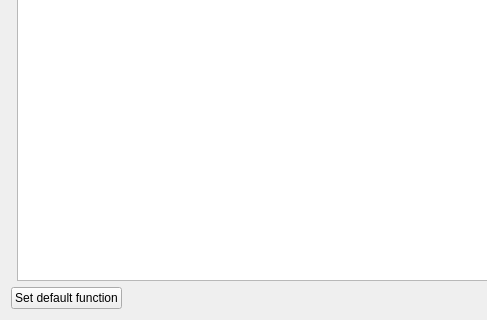
Qt form SIM-VICUS/src/SVNetworkSimultaneityDialog.ui (ghorwin/SIM-VICUS) before a commit; both pictures show x 0 to 487 and y 90 to 410 of the 824 by 410 pixel window.
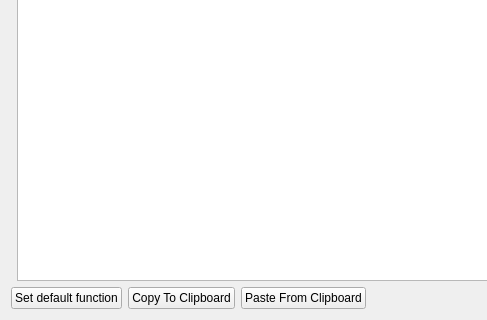
The same form after that commit. Icons and pictures are not drawn. Custom widgets are drawn as their Qt base class.

Commit message: added Copy to Clipboard and Paste from Clipboard buttons to SVNetworkSimultaneityDialog

Diff of the .ui file:
```diff
--- a/SIM-VICUS/src/SVNetworkSimultaneityDialog.ui
+++ b/SIM-VICUS/src/SVNetworkSimultaneityDialog.ui
@@ -72,6 +72,20 @@
        </property>
       </widget>
      </item>
+     <item>
+      <widget class="QPushButton" name="pushButtonCopyToClipboard">
+       <property name="text">
+        <string>Copy To Clipboard</string>
+       </property>
+      </widget>
+     </item>
+     <item>
+      <widget class="QPushButton" name="pushButtonPasteFromClipboard">
+       <property name="text">
+        <string>Paste From Clipboard</string>
+       </property>
+      </widget>
+     </item>
      <item>
       <spacer name="horizontalSpacer">
        <property name="orientation">
```
The commit also changes 2 other files.
